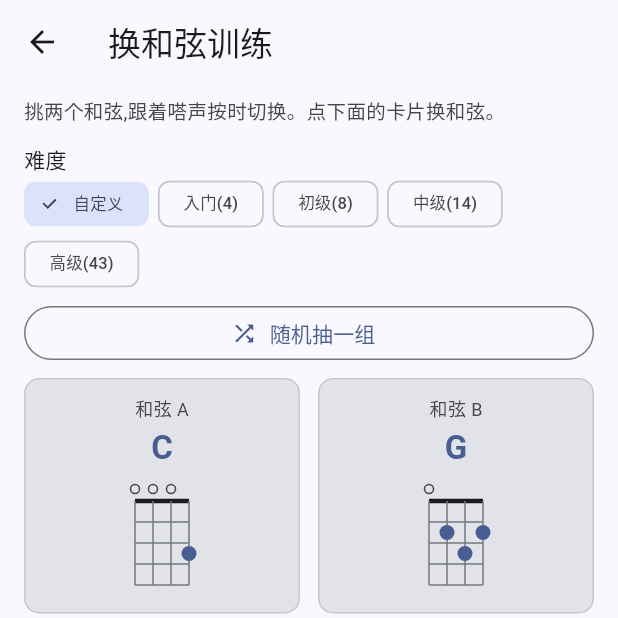
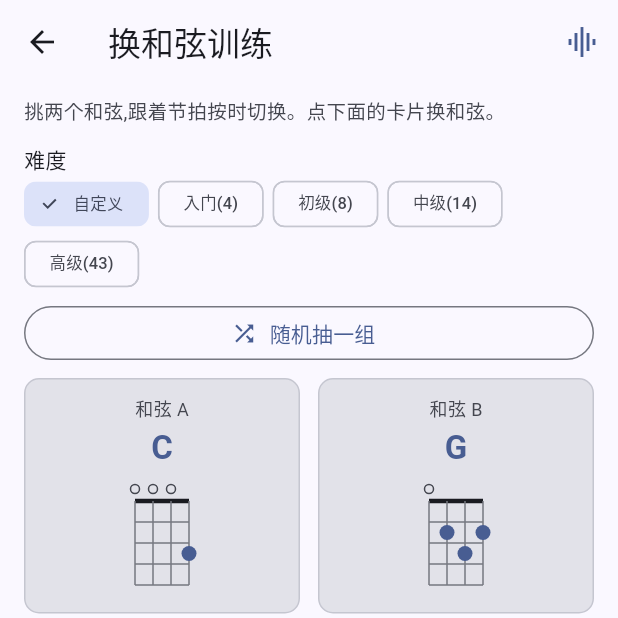
Before and after one commit to yyd841122/ukulele-demo, a Flutter app: the ChordTrainerScreen screen opened directly with empty values, on a phone screen of 412 x 824 dp, the top half of it. Run offline on Flutter 3.47's test engine with Material 3 defaults, Android fonts, the phone set to English and light mode, and no system bars; our stand-ins replace flutter_local_notifications, permission_handler, share_plus, shared_preferences, timezone, wakelock_plus; missing offline and left inert: flutter_soloud, record; accounts and stored records are empty.

Commit message:
新功能Step15:换和弦训练示范音(换到新和弦的第1拍播一声当前和弦·AppBar开关默认开·pref_trainer_chord_sound 持久化)
- _tick():示范音开时每个和弦第1拍 playChord(_current) 代替重音嗒(扫弦起音即重音,跟弹唱页扫弦声代嗒同套路),其余拍照旧嗒声;关=老行为全嗒声
- 时序天然对:切换发生在上一拍末尾,_beat==0 时 _current 已是新和弦;每1拍换时每拍都播也自然
- AppBar 右上 IconButton(跟琶音/指弹/弹唱页同款:开 graphic_eq 主色/关 volume_off 灰),播放中切下一拍生效
- AppPreferences 加 getTrainerChordSound/setTrainerChordSound(key pref_trainer_chord_sound,默认开)
- prefs_test 换和弦条目扩示范音断言(默认true/存false读回/存过忽略fallback)
- README 换和弦 tab 补示范音描述;副标题"跟着嗒声"改"跟着节拍"
- analyze 0 / test 229 全过 / release 65.1MB,APK 拷桌面 ukulele-demo-step15-chordsound.apk 待装机

```diff
--- a/flutter_app/lib/prefs/app_preferences.dart
+++ b/flutter_app/lib/prefs/app_preferences.dart
@@ -106,6 +106,12 @@ class AppPreferences {
       _prefs.getBool(_kTrainerChallenge) ?? fallback;
   Future<void> setTrainerChallenge(bool v) =>
       _prefs.setBool(_kTrainerChallenge, v);
+
+  // 换和弦训练示范音(新功能Step15):开 = 每次换到新和弦的第 1 拍播一声该和弦,代替重音嗒。
+  bool getTrainerChordSound([bool fallback = true]) =>
+      _prefs.getBool(_kTrainerChordSound) ?? fallback;
+  Future<void> setTrainerChordSound(bool v) =>
+      _prefs.setBool(_kTrainerChordSound, v);
 
   // —— 用户自加的歌(第43b起)——
   // 存成一串 JSON 字符串(每首一首);启动时 SongStore 读出来、跟内置歌合并。id 存在 JSON 里,跨重启稳定。
@@ -333,6 +339,7 @@ class AppPreferences {
   static const _kTrainerBpm = 'pref_trainer_bpm'; // 换和弦训练:速度
   static const _kTrainerBeats = 'pref_trainer_beats'; // 换和弦训练:每几拍换
   static const _kTrainerChallenge = 'pref_trainer_challenge'; // 换和弦训练:60 秒挑战开关
+  static const _kTrainerChordSound = 'pref_trainer_chord_sound'; // 换和弦训练:示范音开关(新功能Step15)
   static const _kUserSongs = 'pref_user_songs'; // 用户自加的歌:JSON 字符串列表
   static const _kUserSongSeq = 'pref_user_song_seq'; // 用户歌 id 计数器(u1、u2…)
   static const _kTempoPrefix = 'pref_tempo_'; // 后接歌曲 id,如 pref_tempo_0(内置)、pref_tempo_u1(用户)
--- a/flutter_app/lib/screens/chord_trainer_screen.dart
+++ b/flutter_app/lib/screens/chord_trainer_screen.dart
@@ -3,7 +3,8 @@
 //
 // 复用现成三件套,不另起炉灶:
 //   - AudioEngine(构造传入,跟和弦页 / 调音页一样复用 MainScaffold 的共享引擎):
-//       playClick(accent:) 每拍嗒一声、当前和弦第 1 拍重音;点卡片换和弦时 playChord 试听一声。
+//       playClick(accent:) 每拍嗒一声;点卡片换和弦时 playChord 试听一声;
+//       示范音开(新功能Step15)时每个和弦第 1 拍 playChord 播当前和弦代替重音嗒。
 //   - ChordDiagram:画指法图(大图盯着按 + 选择卡上的小图)。
 //   - chordShapes:6 个和弦的指法,选和弦就在这几个里循环。
 //
@@ -99,6 +100,7 @@ class ChordTrainerState extends State<ChordTrainerScreen> {
   int _beatsPerChange = 4; // 每多少拍切到另一个和弦(1 / 2 / 4;4 = 一小节一换,最从容)
   int _bpm = 60; // 节拍器速度。60 BPM = 一秒一拍,跟得上手。
   bool _challenge = false; // 60 秒挑战模式(false = 无尽练到手动停)
+  bool _chordSoundOn = true; // 示范音(新功能Step15):开 = 每次换到新和弦的第 1 拍播一声该和弦
 
   bool _playing = false; // 节拍器在跑吗
   bool _finished = false; // 60 秒挑战跑完了(用来显示成绩;手动停不点亮它)
@@ -145,6 +147,7 @@ class ChordTrainerState extends State<ChordTrainerScreen> {
       _beatsPerChange = const {1, 2, 4}.contains(bpc) ? bpc : _beatsPerChange;
       _bpm = p.getTrainerBpm(_bpm);
       _challenge = p.getTrainerChallenge(_challenge);
+      _chordSoundOn = p.getTrainerChordSound(true);
       final savedDiff = p.getTrainerDifficulty('custom');
       _difficulty = (savedDiff == 'beginner' || savedDiff == 'easy' || savedDiff == 'medium' || savedDiff == 'hard' || savedDiff == 'custom') ? savedDiff : 'custom';
     });
@@ -163,6 +166,12 @@ class ChordTrainerState extends State<ChordTrainerScreen> {
     } else {
       _start();
     }
+  }
+
+  /// 切"示范音"开关(新功能Step15)。播放中切也立刻生效(下一拍就按新状态响)。同时存下来。
+  void _toggleChordSound() {
+    setState(() => _chordSoundOn = !_chordSoundOn);
+    _prefs?.setTrainerChordSound(_chordSoundOn);
   }
 
   /// 开始:重置计数 + 起定时器。引擎没就绪(测试 / 原生库没装)直接 return,不点亮声音路径。
@@ -187,9 +196,17 @@ class ChordTrainerState extends State<ChordTrainerScreen> {
     if (_playing) setState(() => _playing = false);
   }
 
-  /// 每拍回调:嗒一声、推进节拍计数、到点切和弦;60 秒挑战跑满自停。
+  /// 每拍回调:响声、推进节拍计数、到点切和弦;60 秒挑战跑满自停。
   void _tick() {
-    widget.audio.playClick(accent: _beat == 0); // 当前和弦的第 1 拍 → 重音嗒
+    // 示范音(新功能Step15)开:每个和弦的第 1 拍播一声当前和弦的扫弦,代替重音嗒——
+    // 扫弦起音本身就是重音(跟弹唱页"扫弦声开代替嗒声"一个套路),新手能对照听换的指法对不对。
+    // 切换发生在上一拍末尾,所以 _beat==0 的这拍 _current 已是新和弦,时序天然对。
+    // 关:全嗒声(老行为)。每 1 拍换时每拍都是第 1 拍 → 每拍都是和弦声,自然。
+    if (_chordSoundOn && _beat == 0) {
+      widget.audio.playChord(_current);
+    } else {
+      widget.audio.playClick(accent: _beat == 0); // 当前和弦的第 1 拍 → 重音嗒
+    }
     setState(() {
       _elapsedBeats++;
       _beat++;
@@ -266,14 +283,27 @@ class ChordTrainerState extends State<ChordTrainerScreen> {
     final theme = Theme.of(context);
     final cs = theme.colorScheme;
     return Scaffold(
-      appBar: AppBar(title: const Text('换和弦训练')),
+      appBar: AppBar(
+        title: const Text('换和弦训练'),
+        // 示范音开关(新功能Step15):跟琶音/指弹/弹唱页同款小图标。
+        actions: [
+          IconButton(
+            onPressed: _toggleChordSound,
+            tooltip: _chordSoundOn ? '示范音:开(换和弦时听一声)' : '示范音:关(只听节拍器)',
+            icon: Icon(_chordSoundOn ? Icons.graphic_eq : Icons.volume_off),
+            style: IconButton.styleFrom(
+              foregroundColor: _chordSoundOn ? cs.primary : cs.onSurfaceVariant,
+            ),
+          ),
+        ],
+      ),
       body: SingleChildScrollView(
         padding: const EdgeInsets.fromLTRB(16, 8, 16, 32),
         child: Column(
           crossAxisAlignment: CrossAxisAlignment.stretch,
           children: [
             Text(
-              '挑两个和弦,跟着嗒声按时切换。点下面的卡片换和弦。',
+              '挑两个和弦,跟着节拍按时切换。点下面的卡片换和弦。',
               style: TextStyle(fontSize: 13, color: cs.onSurfaceVariant),
             ),
             const SizedBox(height: 12),
```
Also changed, not shown: 2 other files.
